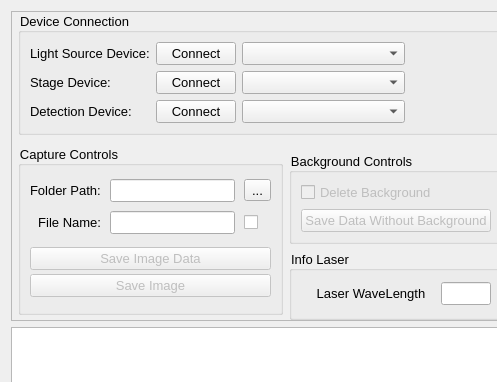
Old version of the form gui/views/microRamanViewUi.ui in the repository PyMarc2/OceanOpticsSpectroViewer; both pictures show x 0 to 497 and y 0 to 382 of the 1360 by 738 pixel window.
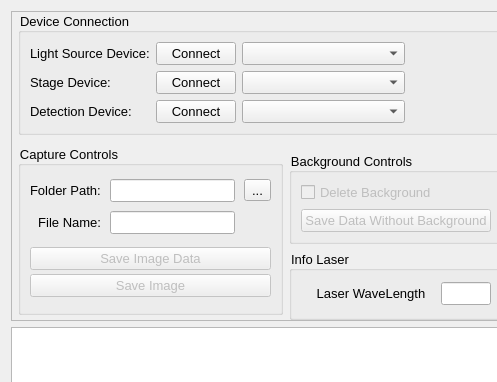
New version of the form. Custom widgets are drawn as their Qt base class.

Commit message:
Delete again useless widgets
Idk why we don't delete it before lol

```diff
--- a/gui/views/microRamanViewUi.ui
+++ b/gui/views/microRamanViewUi.ui
@@ -359,31 +359,6 @@
                  </property>
                 </widget>
                </item>
-               <item row="1" column="3">
-                <widget class="QCheckBox" name="cb_index">
-                 <property name="sizePolicy">
-                  <sizepolicy hsizetype="Minimum" vsizetype="Fixed">
-                   <horstretch>0</horstretch>
-                   <verstretch>0</verstretch>
-                  </sizepolicy>
-                 </property>
-                 <property name="toolTip">
-                  <string/>
-                 </property>
-                 <property name="statusTip">
-                  <string>Autoindexing?</string>
-                 </property>
-                 <property name="whatsThis">
-                  <string/>
-                 </property>
-                 <property name="layoutDirection">
-                  <enum>Qt::LeftToRight</enum>
-                 </property>
-                 <property name="text">
-                  <string/>
-                 </property>
-                </widget>
-               </item>
                <item row="0" column="3">
                 <widget class="QToolButton" name="tb_folderPath">
                  <property name="text">
```
